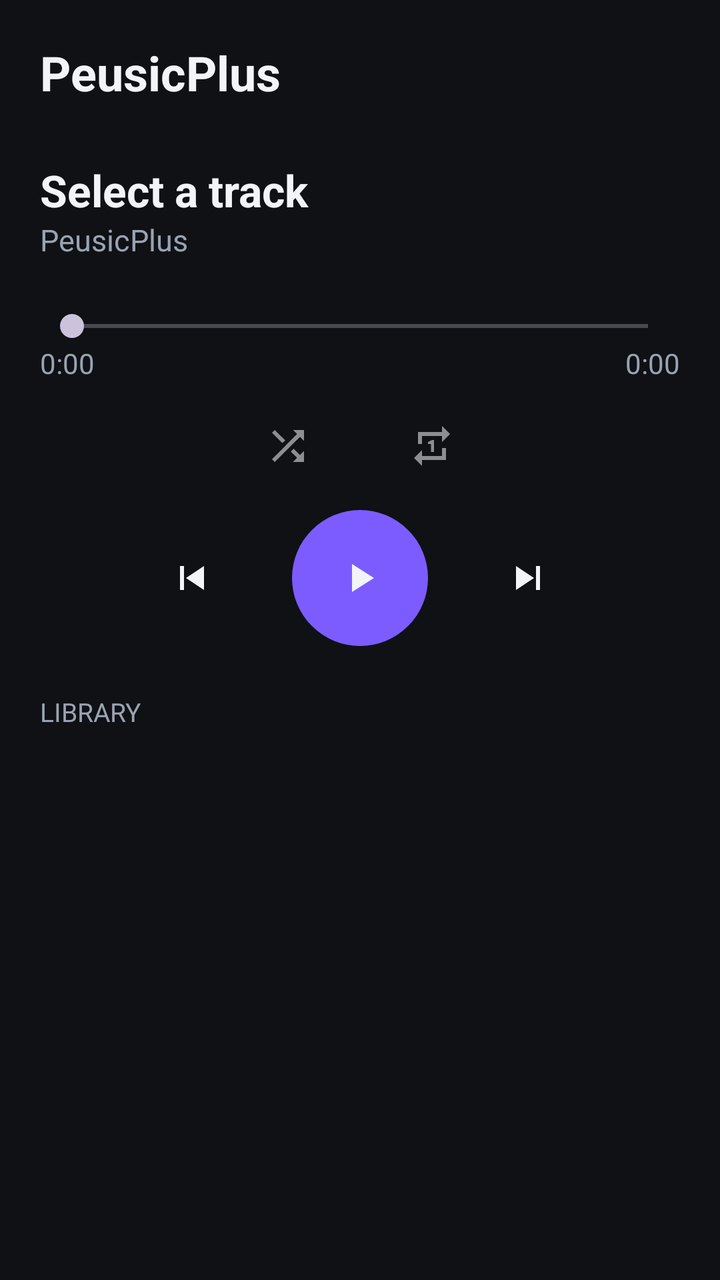
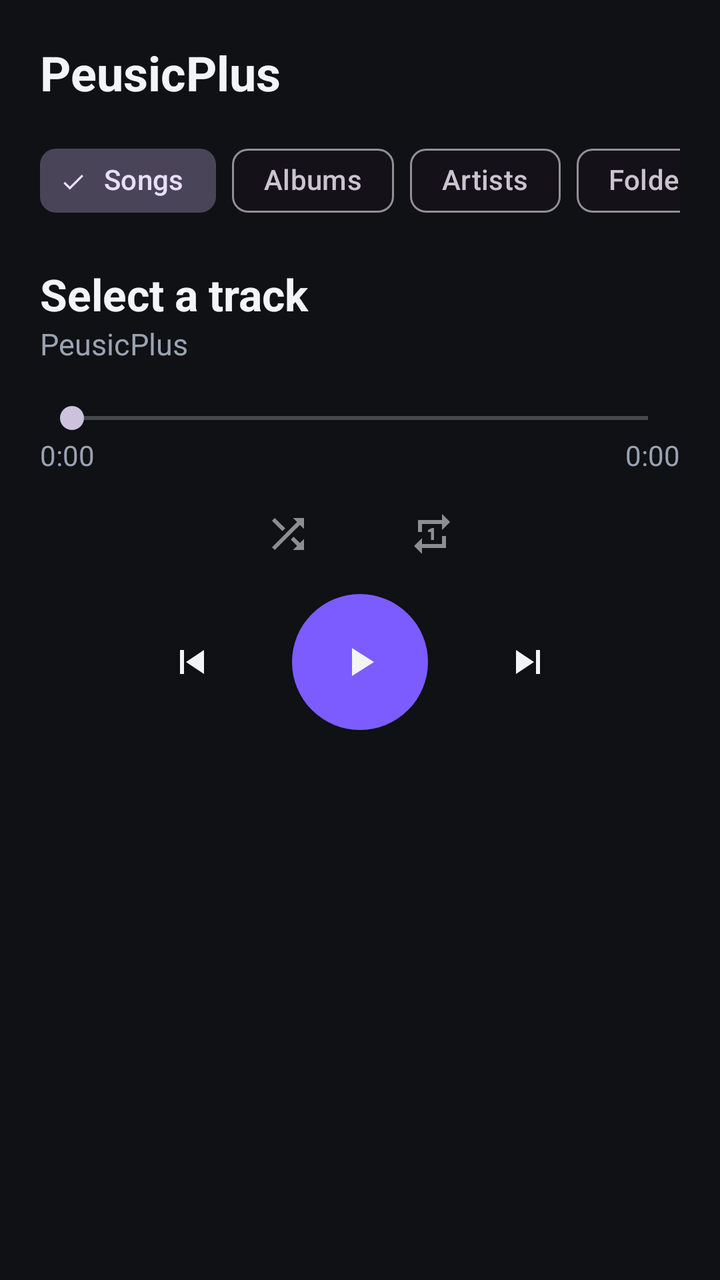

An Android layout rendered at two revisions. The XML below is the earlier revision; the diff shows what the commit changed to produce the second picture.
<!-- AndroidManifest.xml: application theme Theme.PeusicPlus -->
<!-- res/layout/activity_main.xml -->
<?xml version="1.0" encoding="utf-8"?>
<androidx.constraintlayout.widget.ConstraintLayout
    xmlns:android="http://schemas.android.com/apk/res/android"
    xmlns:app="http://schemas.android.com/apk/res-auto"
    android:layout_width="match_parent"
    android:layout_height="match_parent"
    android:background="@color/background"
    android:padding="20dp">

    <TextView
        android:id="@+id/appTitle"
        android:layout_width="wrap_content"
        android:layout_height="wrap_content"
        android:text="@string/app_name"
        android:textColor="@color/text_primary"
        android:textSize="24sp"
        android:textStyle="bold"
        app:layout_constraintTop_toTopOf="parent"
        app:layout_constraintStart_toStartOf="parent" />

    <TextView
        android:id="@+id/trackTitle"
        android:layout_width="0dp"
        android:layout_height="wrap_content"
        android:layout_marginTop="28dp"
        android:text="@string/select_track"
        android:textColor="@color/text_primary"
        android:textSize="22sp"
        android:textStyle="bold"
        app:layout_constraintTop_toBottomOf="@id/appTitle"
        app:layout_constraintStart_toStartOf="parent"
        app:layout_constraintEnd_toEndOf="parent" />

    <TextView
        android:id="@+id/trackArtist"
        android:layout_width="0dp"
        android:layout_height="wrap_content"
        android:text="PeusicPlus"
        android:textColor="@color/text_secondary"
        android:textSize="15sp"
        app:layout_constraintTop_toBottomOf="@id/trackTitle"
        app:layout_constraintStart_toStartOf="parent"
        app:layout_constraintEnd_toEndOf="parent" />

    <SeekBar
        android:id="@+id/seekBar"
        android:layout_width="0dp"
        android:layout_height="wrap_content"
        android:layout_marginTop="24dp"
        app:layout_constraintTop_toBottomOf="@id/trackArtist"
        app:layout_constraintStart_toStartOf="parent"
        app:layout_constraintEnd_toEndOf="parent" />

    <TextView
        android:id="@+id/currentTime"
        android:layout_width="wrap_content"
        android:layout_height="wrap_content"
        android:text="0:00"
        android:textColor="@color/text_secondary"
        app:layout_constraintTop_toBottomOf="@id/seekBar"
        app:layout_constraintStart_toStartOf="parent" />

    <TextView
        android:id="@+id/duration"
        android:layout_width="wrap_content"
        android:layout_height="wrap_content"
        android:text="0:00"
        android:textColor="@color/text_secondary"
        app:layout_constraintTop_toBottomOf="@id/seekBar"
        app:layout_constraintEnd_toEndOf="parent" />

    <LinearLayout
        android:id="@+id/secondaryControls"
        android:layout_width="wrap_content"
        android:layout_height="wrap_content"
        android:layout_marginTop="10dp"
        android:gravity="center"
        android:orientation="horizontal"
        app:layout_constraintTop_toBottomOf="@id/currentTime"
        app:layout_constraintStart_toStartOf="parent"
        app:layout_constraintEnd_toEndOf="parent">

        <ImageButton
            android:id="@+id/shuffleButton"
            android:layout_width="44dp"
            android:layout_height="44dp"
            android:alpha="0.55"
            android:background="?attr/selectableItemBackgroundBorderless"
            android:contentDescription="@string/shuffle"
            android:src="@drawable/ic_shuffle" />

        <ImageButton
            android:id="@+id/repeatButton"
            android:layout_width="44dp"
            android:layout_height="44dp"
            android:layout_marginStart="28dp"
            android:alpha="0.55"
            android:background="?attr/selectableItemBackgroundBorderless"
            android:contentDescription="@string/repeat"
            android:src="@drawable/ic_repeat" />

    </LinearLayout>

    <LinearLayout
        android:id="@+id/controls"
        android:layout_width="wrap_content"
        android:layout_height="wrap_content"
        android:layout_marginTop="10dp"
        android:gravity="center"
        android:orientation="horizontal"
        app:layout_constraintTop_toBottomOf="@id/secondaryControls"
        app:layout_constraintStart_toStartOf="parent"
        app:layout_constraintEnd_toEndOf="parent">

        <ImageButton
            android:id="@+id/previousButton"
            android:layout_width="52dp"
            android:layout_height="52dp"
            android:background="?attr/selectableItemBackgroundBorderless"
            android:contentDescription="@string/previous"
            android:src="@drawable/ic_previous" />

        <ImageButton
            android:id="@+id/playButton"
            android:layout_width="68dp"
            android:layout_height="68dp"
            android:layout_marginStart="24dp"
            android:layout_marginEnd="24dp"
            android:background="@drawable/play_button_background"
            android:contentDescription="@string/play_pause"
            android:src="@drawable/ic_play" />

        <ImageButton
            android:id="@+id/nextButton"
            android:layout_width="52dp"
            android:layout_height="52dp"
            android:background="?attr/selectableItemBackgroundBorderless"
            android:contentDescription="@string/next"
            android:src="@drawable/ic_next" />

    </LinearLayout>

    <TextView
        android:id="@+id/playlistTitle"
        android:layout_width="wrap_content"
        android:layout_height="wrap_content"
        android:layout_marginTop="24dp"
        android:text="@string/playlist"
        android:textAllCaps="true"
        android:textColor="@color/text_secondary"
        android:textSize="13sp"
        app:layout_constraintTop_toBottomOf="@id/controls"
        app:layout_constraintStart_toStartOf="parent" />

    <androidx.recyclerview.widget.RecyclerView
        android:id="@+id/trackList"
        android:layout_width="0dp"
        android:layout_height="0dp"
        android:layout_marginTop="10dp"
        android:clipToPadding="false"
        app:layout_constraintTop_toBottomOf="@id/playlistTitle"
        app:layout_constraintBottom_toBottomOf="parent"
        app:layout_constraintStart_toStartOf="parent"
        app:layout_constraintEnd_toEndOf="parent" />

</androidx.constraintlayout.widget.ConstraintLayout>
<!-- resources referenced by this layout -->
<resources>
  <color name="background">#0F1115</color>
  <color name="text_primary">#F2F4F8</color>
  <color name="text_secondary">#9AA3B2</color>
  <!-- drawable ic_next (drawable) -->
  <?xml version="1.0" encoding="utf-8"?>
  <vector xmlns:android="http://schemas.android.com/apk/res/android"
      android:width="24dp"
      android:height="24dp"
      android:viewportWidth="24"
      android:viewportHeight="24"
      android:tint="@color/text_primary">
      <path
          android:fillColor="@android:color/white"
          android:pathData="M16,6h2v12h-2zM6,18l9,-6 -9,-6z" />
  </vector>
  <!-- drawable ic_play (drawable) -->
  <?xml version="1.0" encoding="utf-8"?>
  <vector xmlns:android="http://schemas.android.com/apk/res/android"
      android:width="24dp"
      android:height="24dp"
      android:viewportWidth="24"
      android:viewportHeight="24"
      android:tint="@color/text_primary">
      <path
          android:fillColor="@android:color/white"
          android:pathData="M8,5v14l11,-7z" />
  </vector>
  <!-- drawable ic_previous (drawable) -->
  <?xml version="1.0" encoding="utf-8"?>
  <vector xmlns:android="http://schemas.android.com/apk/res/android"
      android:width="24dp"
      android:height="24dp"
      android:viewportWidth="24"
      android:viewportHeight="24"
      android:tint="@color/text_primary">
      <path
          android:fillColor="@android:color/white"
          android:pathData="M6,6h2v12L6,18zM9,12l9,6L18,6z" />
  </vector>
  <!-- drawable ic_repeat (drawable) -->
  <?xml version="1.0" encoding="utf-8"?>
  <vector xmlns:android="http://schemas.android.com/apk/res/android"
      android:width="24dp"
      android:height="24dp"
      android:viewportWidth="24"
      android:viewportHeight="24"
      android:tint="@color/text_primary">
      <path
          android:fillColor="@android:color/white"
          android:pathData="M7,7h10v3l4,-4 -4,-4v3L5,5v6h2L7,7zM17,17L7,17v-3l-4,4 4,4v-3h12v-6h-2v4zM13,15L13,9h-1l-2,1v1h1.5v4L13,15z" />
  </vector>
  <!-- drawable play_button_background (drawable) -->
  <?xml version="1.0" encoding="utf-8"?>
  <shape xmlns:android="http://schemas.android.com/apk/res/android" android:shape="oval">
      <solid android:color="@color/accent" />
  </shape>
  <string name="app_name">PeusicPlus</string>
  <string name="next">Next track</string>
  <string name="play_pause">Play or pause</string>
  <string name="playlist">Library</string>
  <string name="previous">Previous track</string>
  <string name="repeat">Repeat</string>
  <string name="select_track">Select a track</string>
  <string name="shuffle">Shuffle</string>
  <style name="Theme.PeusicPlus" parent="Theme.Material3.Dark.NoActionBar">
          <item name="colorPrimary">@color/accent</item>
          <item name="android:statusBarColor">@color/background</item>
          <item name="android:navigationBarColor">@color/background</item>
          <item name="android:windowBackground">@color/background</item>
      </style>
  <color name="accent">#7C5CFF</color>
  <!-- unchanged entries left out for length: 1 -->
</resources>

<!-- the commit's change to res/layout/activity_main.xml (unified diff, before → after) -->
@@ -18,16 +18,78 @@
         app:layout_constraintTop_toTopOf="parent"
         app:layout_constraintStart_toStartOf="parent" />
 
+    <ImageButton
+        android:id="@+id/backButton"
+        android:layout_width="44dp"
+        android:layout_height="44dp"
+        android:background="?attr/selectableItemBackgroundBorderless"
+        android:contentDescription="@string/back"
+        android:src="@drawable/ic_back"
+        android:visibility="gone"
+        app:layout_constraintTop_toTopOf="parent"
+        app:layout_constraintEnd_toEndOf="parent" />
+
+    <HorizontalScrollView
+        android:id="@+id/tabScroll"
+        android:layout_width="0dp"
+        android:layout_height="wrap_content"
+        android:layout_marginTop="14dp"
+        android:scrollbars="none"
+        app:layout_constraintTop_toBottomOf="@id/appTitle"
+        app:layout_constraintStart_toStartOf="parent"
+        app:layout_constraintEnd_toEndOf="parent">
+
+        <com.google.android.material.chip.ChipGroup
+            android:id="@+id/libraryTabs"
+            android:layout_width="wrap_content"
+            android:layout_height="wrap_content"
+            app:singleLine="true"
+            app:selectionRequired="true"
+            app:singleSelection="true">
+
+            <com.google.android.material.chip.Chip
+                android:id="@+id/songsChip"
+                style="@style/Widget.Material3.Chip.Filter"
+                android:layout_width="wrap_content"
+                android:layout_height="wrap_content"
+                android:checked="true"
+                android:text="@string/songs" />
+
+            <com.google.android.material.chip.Chip
+                android:id="@+id/albumsChip"
+                style="@style/Widget.Material3.Chip.Filter"
+                android:layout_width="wrap_content"
+                android:layout_height="wrap_content"
+                android:text="@string/albums" />
+
+            <com.google.android.material.chip.Chip
+                android:id="@+id/artistsChip"
+                style="@style/Widget.Material3.Chip.Filter"
+                android:layout_width="wrap_content"
+                android:layout_height="wrap_content"
+                android:text="@string/artists" />
+
+            <com.google.android.material.chip.Chip
+                android:id="@+id/foldersChip"
+                style="@style/Widget.Material3.Chip.Filter"
+                android:layout_width="wrap_content"
+                android:layout_height="wrap_content"
+                android:text="@string/folders" />
+
+        </com.google.android.material.chip.ChipGroup>
+
+    </HorizontalScrollView>
+
     <TextView
         android:id="@+id/trackTitle"
         android:layout_width="0dp"
         android:layout_height="wrap_content"
-        android:layout_marginTop="28dp"
+        android:layout_marginTop="18dp"
         android:text="@string/select_track"
         android:textColor="@color/text_primary"
         android:textSize="22sp"
         android:textStyle="bold"
-        app:layout_constraintTop_toBottomOf="@id/appTitle"
+        app:layout_constraintTop_toBottomOf="@id/tabScroll"
         app:layout_constraintStart_toStartOf="parent"
         app:layout_constraintEnd_toEndOf="parent" />
 
@@ -46,7 +108,7 @@
         android:id="@+id/seekBar"
         android:layout_width="0dp"
         android:layout_height="wrap_content"
-        android:layout_marginTop="24dp"
+        android:layout_marginTop="18dp"
         app:layout_constraintTop_toBottomOf="@id/trackArtist"
         app:layout_constraintStart_toStartOf="parent"
         app:layout_constraintEnd_toEndOf="parent" />
@@ -73,7 +135,7 @@
         android:id="@+id/secondaryControls"
         android:layout_width="wrap_content"
         android:layout_height="wrap_content"
-        android:layout_marginTop="10dp"
+        android:layout_marginTop="8dp"
         android:gravity="center"
         android:orientation="horizontal"
         app:layout_constraintTop_toBottomOf="@id/currentTime"
@@ -105,7 +167,7 @@
         android:id="@+id/controls"
         android:layout_width="wrap_content"
         android:layout_height="wrap_content"
-        android:layout_marginTop="10dp"
+        android:layout_marginTop="8dp"
         android:gravity="center"
         android:orientation="horizontal"
         app:layout_constraintTop_toBottomOf="@id/secondaryControls"
@@ -140,25 +202,13 @@
 
     </LinearLayout>
 
-    <TextView
-        android:id="@+id/playlistTitle"
-        android:layout_width="wrap_content"
-        android:layout_height="wrap_content"
-        android:layout_marginTop="24dp"
-        android:text="@string/playlist"
-        android:textAllCaps="true"
-        android:textColor="@color/text_secondary"
-        android:textSize="13sp"
-        app:layout_constraintTop_toBottomOf="@id/controls"
-        app:layout_constraintStart_toStartOf="parent" />
-
     <androidx.recyclerview.widget.RecyclerView
         android:id="@+id/trackList"
         android:layout_width="0dp"
         android:layout_height="0dp"
-        android:layout_marginTop="10dp"
+        android:layout_marginTop="18dp"
         android:clipToPadding="false"
-        app:layout_constraintTop_toBottomOf="@id/playlistTitle"
+        app:layout_constraintTop_toBottomOf="@id/controls"
         app:layout_constraintBottom_toBottomOf="parent"
         app:layout_constraintStart_toStartOf="parent"
         app:layout_constraintEnd_toEndOf="parent" />
<!-- resource entries referenced after the edit -->
@@ -3,6 +3,18 @@
   <color name="background">#0F1115</color>
   <color name="text_primary">#F2F4F8</color>
   <color name="text_secondary">#9AA3B2</color>
+  <!-- drawable ic_back (drawable) -->
+  <?xml version="1.0" encoding="utf-8"?>
+  <vector xmlns:android="http://schemas.android.com/apk/res/android"
+      android:width="24dp"
+      android:height="24dp"
+      android:viewportWidth="24"
+      android:viewportHeight="24"
+      android:tint="@color/text_primary">
+      <path
+          android:fillColor="@android:color/white"
+          android:pathData="M20,11H7.83l5.59,-5.59L12,4l-8,8 8,8 1.41,-1.41L7.83,13L20,13v-2z" />
+  </vector>
   <!-- drawable ic_next (drawable) -->
   <?xml version="1.0" encoding="utf-8"?>
   <vector xmlns:android="http://schemas.android.com/apk/res/android"
@@ -56,14 +68,18 @@
   <shape xmlns:android="http://schemas.android.com/apk/res/android" android:shape="oval">
       <solid android:color="@color/accent" />
   </shape>
+  <string name="albums">Albums</string>
   <string name="app_name">PeusicPlus</string>
+  <string name="artists">Artists</string>
+  <string name="back">Back</string>
+  <string name="folders">Folders</string>
   <string name="next">Next track</string>
   <string name="play_pause">Play or pause</string>
-  <string name="playlist">Library</string>
   <string name="previous">Previous track</string>
   <string name="repeat">Repeat</string>
   <string name="select_track">Select a track</string>
   <string name="shuffle">Shuffle</string>
+  <string name="songs">Songs</string>
   <style name="Theme.PeusicPlus" parent="Theme.Material3.Dark.NoActionBar">
           <item name="colorPrimary">@color/accent</item>
           <item name="android:statusBarColor">@color/background</item>
